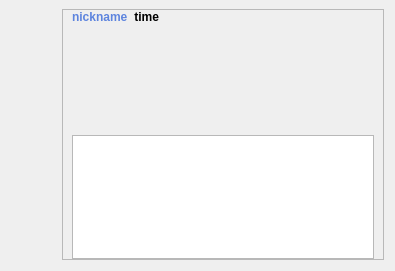
Above: customwidgets/messagewidget.ui from nillerusr/qVK before the change. Below: the same form after it.
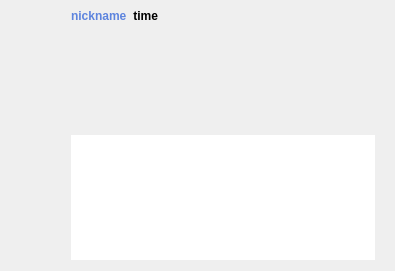
That is the form after the change. Icons and pictures are not drawn. Custom widgets are drawn as their Qt base class.

Patch:
```diff
--- a/customwidgets/messagewidget.ui
+++ b/customwidgets/messagewidget.ui
@@ -72,7 +72,7 @@
       </sizepolicy>
      </property>
      <property name="styleSheet">
-      <string notr="true"/>
+      <string notr="true">border: none;</string>
      </property>
      <property name="frameShape">
       <enum>QFrame::StyledPanel</enum>
@@ -224,6 +224,9 @@
               <height>0</height>
              </size>
             </property>
+            <property name="styleSheet">
+             <string notr="true">border: none;</string>
+            </property>
             <property name="verticalScrollBarPolicy">
              <enum>Qt::ScrollBarAlwaysOff</enum>
             </property>
```
